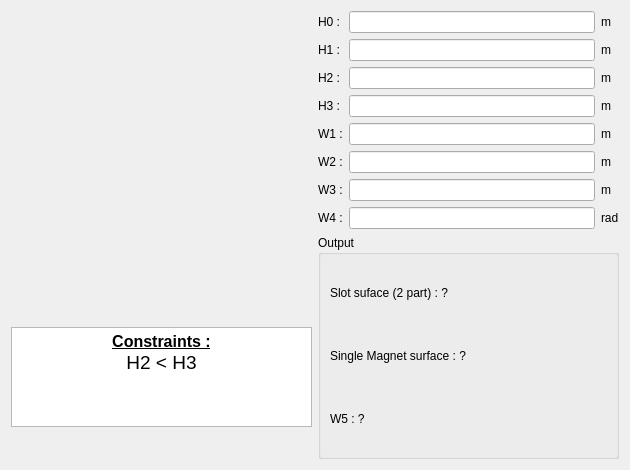
Qt form GUI/Dialog/DMachineSetup/SMHoleMag/PHoleM53/PHoleM53.ui (Eomys/pyleecan) before a commit.
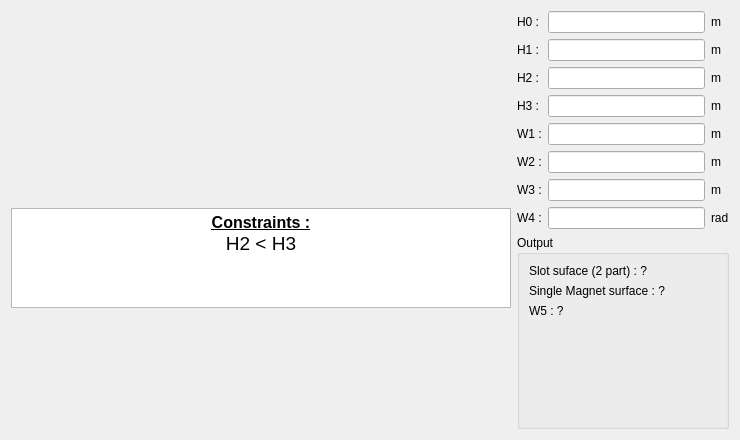
The same form after that commit. Icons and pictures are not drawn. Custom widgets are drawn as their Qt base class.

Commit message: [BC} GUI LamHole mag_mat select for every magnet

The edit to the form file:
```diff
--- a/GUI/Dialog/DMachineSetup/SMHoleMag/PHoleM53/PHoleM53.ui
+++ b/GUI/Dialog/DMachineSetup/SMHoleMag/PHoleM53/PHoleM53.ui
@@ -6,14 +6,14 @@
    <rect>
     <x>0</x>
     <y>0</y>
-    <width>630</width>
-    <height>470</height>
+    <width>740</width>
+    <height>440</height>
    </rect>
   </property>
   <property name="minimumSize">
    <size>
-    <width>630</width>
-    <height>470</height>
+    <width>740</width>
+    <height>440</height>
    </size>
   </property>
   <property name="maximumSize">
@@ -31,21 +31,21 @@
      <item>
       <widget class="QLabel" name="img_slot">
        <property name="sizePolicy">
-        <sizepolicy hsizetype="Expanding" vsizetype="Expanding">
+        <sizepolicy hsizetype="Fixed" vsizetype="Fixed">
          <horstretch>0</horstretch>
          <verstretch>0</verstretch>
         </sizepolicy>
        </property>
        <property name="minimumSize">
         <size>
-         <width>200</width>
-         <height>0</height>
+         <width>500</width>
+         <height>191</height>
         </size>
        </property>
        <property name="maximumSize">
         <size>
-         <width>16777215</width>
-         <height>250</height>
+         <width>500</width>
+         <height>191</height>
         </size>
        </property>
        <property name="text">
@@ -62,7 +62,7 @@
      <item>
       <widget class="QTextEdit" name="txt_constraint">
        <property name="sizePolicy">
-        <sizepolicy hsizetype="Expanding" vsizetype="Fixed">
+        <sizepolicy hsizetype="Preferred" vsizetype="Fixed">
          <horstretch>0</horstretch>
          <verstretch>0</verstretch>
         </sizepolicy>
@@ -86,7 +86,7 @@
         <string>&lt;!DOCTYPE HTML PUBLIC &quot;-//W3C//DTD HTML 4.0//EN&quot; &quot;http://www.w3.org/TR/REC-html40/strict.dtd&quot;&gt;
 &lt;html&gt;&lt;head&gt;&lt;meta name=&quot;qrichtext&quot; content=&quot;1&quot; /&gt;&lt;style type=&quot;text/css&quot;&gt;
 p, li { white-space: pre-wrap; }
-&lt;/style&gt;&lt;/head&gt;&lt;body style=&quot; font-family:'MS Shell Dlg 2'; font-size:7.8pt; font-weight:400; font-style:normal;&quot;&gt;
+&lt;/style&gt;&lt;/head&gt;&lt;body style=&quot; font-family:'MS Shell Dlg 2'; font-size:8.25pt; font-weight:400; font-style:normal;&quot;&gt;
 &lt;p align=&quot;center&quot; style=&quot; margin-top:0px; margin-bottom:0px; margin-left:0px; margin-right:0px; -qt-block-indent:0; text-indent:0px;&quot;&gt;&lt;span style=&quot; font-size:12pt; font-weight:600; text-decoration: underline;&quot;&gt;Constraints :&lt;/span&gt;&lt;/p&gt;
 &lt;p align=&quot;center&quot; style=&quot; margin-top:0px; margin-bottom:0px; margin-left:0px; margin-right:0px; -qt-block-indent:0; text-indent:0px;&quot;&gt;&lt;span style=&quot; font-size:14pt;&quot;&gt;H2 &amp;lt; H3&lt;/span&gt;&lt;/p&gt;&lt;/body&gt;&lt;/html&gt;</string>
        </property>
@@ -95,6 +95,19 @@
        </property>
       </widget>
      </item>
+     <item>
+      <spacer name="verticalSpacer_2">
+       <property name="orientation">
+        <enum>Qt::Vertical</enum>
+       </property>
+       <property name="sizeHint" stdset="0">
+        <size>
+         <width>20</width>
+         <height>40</height>
+        </size>
+       </property>
+      </spacer>
+     </item>
     </layout>
    </item>
    <item>
@@ -276,6 +289,19 @@
           </property>
          </widget>
         </item>
+        <item>
+         <spacer name="verticalSpacer">
+          <property name="orientation">
+           <enum>Qt::Vertical</enum>
+          </property>
+          <property name="sizeHint" stdset="0">
+           <size>
+            <width>20</width>
+            <height>40</height>
+           </size>
+          </property>
+         </spacer>
+        </item>
        </layout>
       </widget>
      </item>
```
The commit also changes 21 other files.
